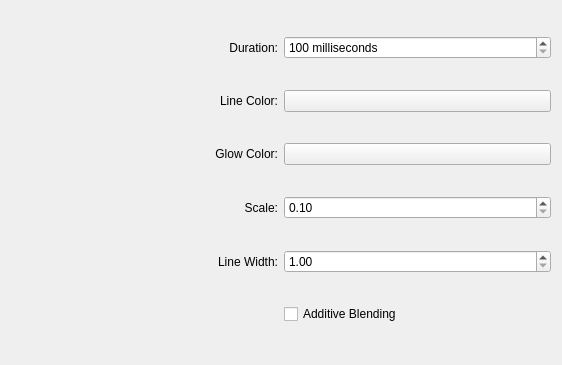
Old version of the form kwin/pixelate/config.ui in the repository Schneegans/Burn-My-Windows.
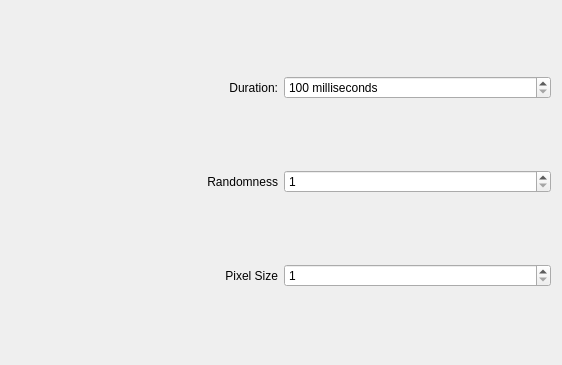
New version of the form. Custom widgets are drawn as their Qt base class.

Commit message: :wrench: Port pixelate to KWin

Diff of the .ui file:
```diff
--- a/kwin/pixelate/config.ui
+++ b/kwin/pixelate/config.ui
@@ -11,33 +11,23 @@
    </rect>
   </property>
   <layout class="QGridLayout" name="gridLayout">
-   <item row="1" column="0">
-    <widget class="QLabel" name="label_2">
+   <item row="0" column="0">
+    <widget class="QLabel" name="label">
      <property name="text">
-      <string>Line Color:</string>
+      <string>Duration:</string>
      </property>
      <property name="alignment">
       <set>Qt::AlignRight|Qt::AlignTrailing|Qt::AlignVCenter</set>
      </property>
     </widget>
    </item>
-   <item row="4" column="1">
-    <widget class="QDoubleSpinBox" name="kcfg_LineWidth">
-     <property name="minimum">
-      <double>1.000000000000000</double>
+   <item row="2" column="0">
+    <widget class="QLabel" name="label_5">
+     <property name="text">
+      <string>Pixel Size</string>
      </property>
-     <property name="maximum">
-      <double>5.000000000000000</double>
-     </property>
-    </widget>
-   </item>
-   <item row="3" column="1">
-    <widget class="QDoubleSpinBox" name="kcfg_Scale">
-     <property name="minimum">
-      <double>0.100000000000000</double>
-     </property>
-     <property name="maximum">
-      <double>10.000000000000000</double>
+     <property name="alignment">
+      <set>Qt::AlignRight|Qt::AlignTrailing|Qt::AlignVCenter</set>
      </property>
     </widget>
    </item>
@@ -57,76 +47,44 @@
      </property>
     </widget>
    </item>
-   <item row="2" column="0">
-    <widget class="QLabel" name="label_4">
-     <property name="text">
-      <string>Glow Color:</string>
-     </property>
-     <property name="alignment">
-      <set>Qt::AlignRight|Qt::AlignTrailing|Qt::AlignVCenter</set>
-     </property>
-    </widget>
-   </item>
-   <item row="4" column="0">
-    <widget class="QLabel" name="label_5">
-     <property name="text">
-      <string>Line Width:</string>
-     </property>
-     <property name="alignment">
-      <set>Qt::AlignRight|Qt::AlignTrailing|Qt::AlignVCenter</set>
-     </property>
-    </widget>
-   </item>
-   <item row="0" column="0">
-    <widget class="QLabel" name="label">
-     <property name="text">
-      <string>Duration:</string>
-     </property>
-     <property name="alignment">
-      <set>Qt::AlignRight|Qt::AlignTrailing|Qt::AlignVCenter</set>
-     </property>
-    </widget>
-   </item>
-   <item row="3" column="0">
+   <item row="1" column="0">
     <widget class="QLabel" name="label_3">
      <property name="text">
-      <string>Scale:</string>
+      <string>Randomness</string>
      </property>
      <property name="alignment">
       <set>Qt::AlignRight|Qt::AlignTrailing|Qt::AlignVCenter</set>
      </property>
     </widget>
    </item>
-   <item row="5" column="1">
-    <widget class="QCheckBox" name="kcfg_AdditiveBlending">
-     <property name="text">
-      <string>Additive Blending</string>
-     </property>
-    </widget>
-   </item>
    <item row="2" column="1">
-    <widget class="KColorButton" name="kcfg_GlowColor">
-     <property name="alphaChannelEnabled">
-      <bool>true</bool>
+    <widget class="QDoubleSpinBox" name="kcfg_PixelSize">
+     <property name="decimals">
+      <number>0</number>
+     </property>
+     <property name="minimum">
+      <double>1.000000000000000</double>
+     </property>
+     <property name="maximum">
+      <double>50.000000000000000</double>
      </property>
     </widget>
    </item>
    <item row="1" column="1">
-    <widget class="KColorButton" name="kcfg_LineColor">
-     <property name="alphaChannelEnabled">
-      <bool>true</bool>
+    <widget class="QDoubleSpinBox" name="kcfg_Noise">
+     <property name="decimals">
+      <number>0</number>
+     </property>
+     <property name="minimum">
+      <double>1.000000000000000</double>
+     </property>
+     <property name="maximum">
+      <double>100.000000000000000</double>
      </property>
     </widget>
    </item>
   </layout>
  </widget>
- <customwidgets>
-  <customwidget>
-   <class>KColorButton</class>
-   <extends>QPushButton</extends>
-   <header>kcolorbutton.h</header>
-  </customwidget>
- </customwidgets>
- <resources />
- <connections />
+ <resources/>
+ <connections/>
 </ui>
```
The commit also changes 1 other file.
